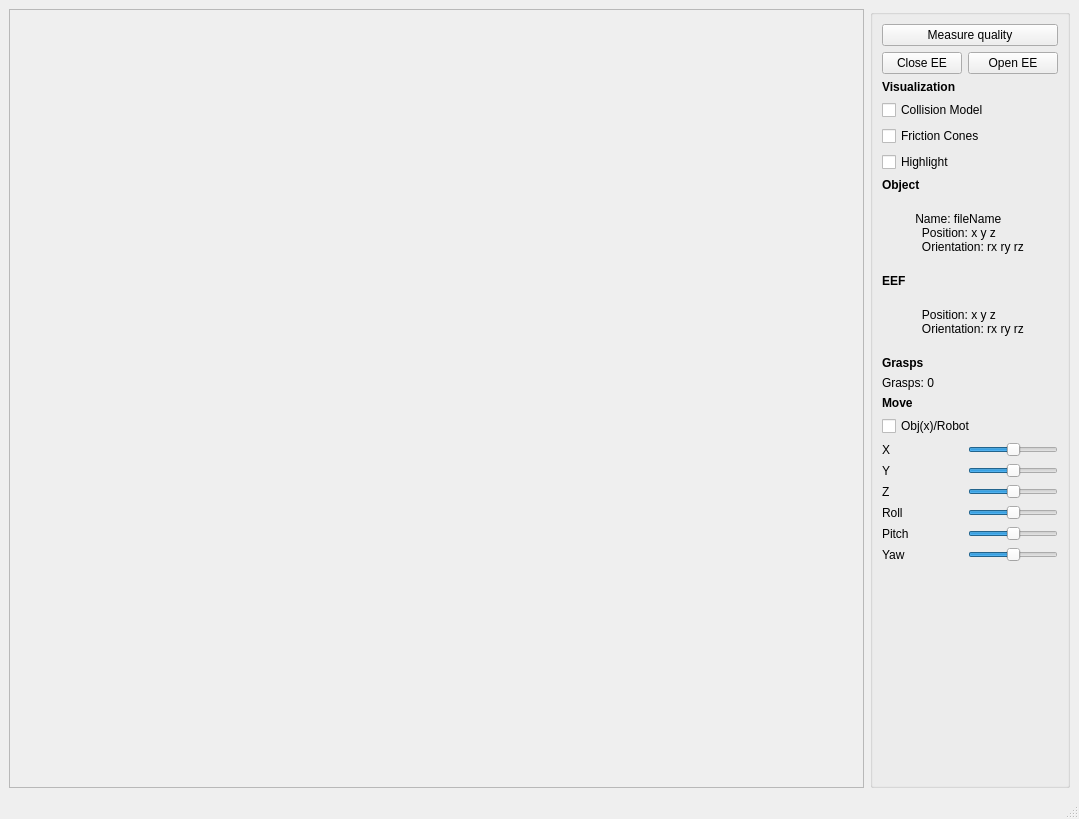
nachoh8/active-grasping, file Grasp/utils/GraspPlanner.ui: the form before one commit.
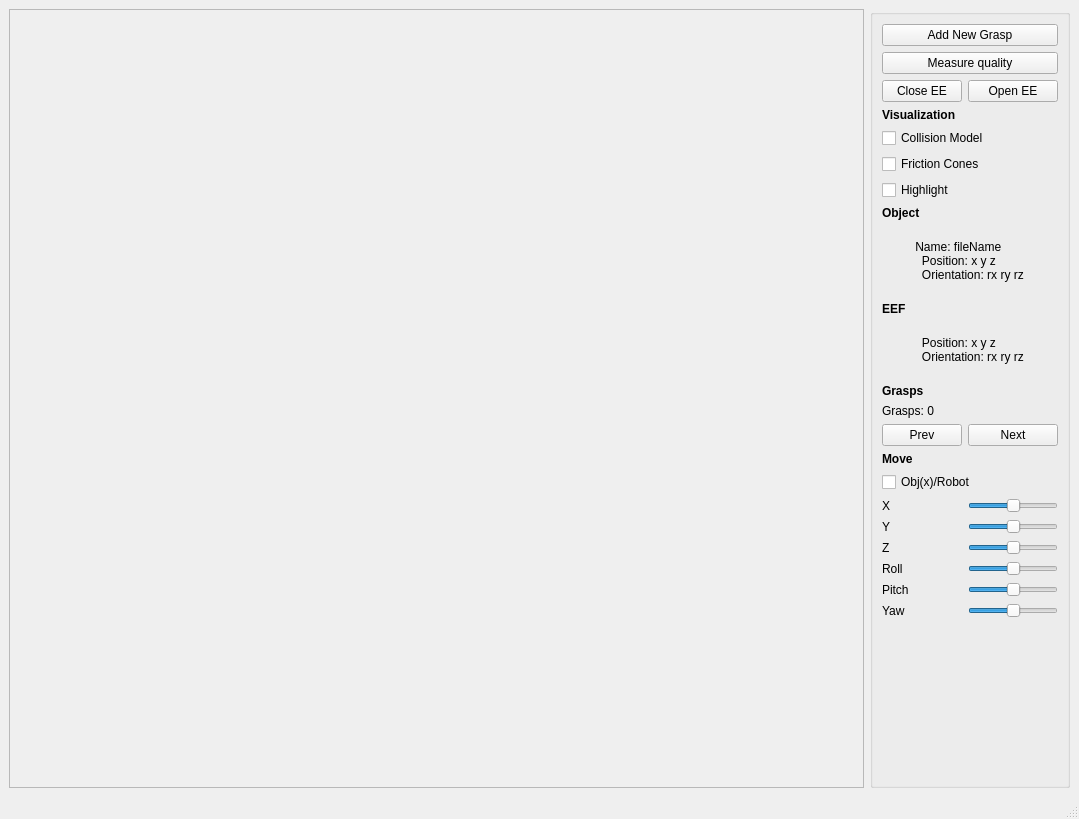
The form after the commit.

Commit message: collision bug fixed, visualize multiple grasps

What changed in the file:
```diff
--- a/Grasp/utils/GraspPlanner.ui
+++ b/Grasp/utils/GraspPlanner.ui
@@ -37,6 +37,20 @@
        <string/>
       </property>
       <layout class="QGridLayout" name="gridLayout_2">
+        <item row="2" column="0" colspan="2">
+          <widget class="QPushButton" name="pushButtonAddGrasp">
+          <property name="text">
+            <string>Add New Grasp</string>
+          </property>
+          </widget>
+        </item>
+        <item row="3" column="0" colspan="2">
+          <widget class="QPushButton" name="pushButtonQuality">
+          <property name="text">
+            <string>Measure quality</string>
+          </property>
+          </widget>
+        </item>
        <item row="4" column="0">
         <widget class="QPushButton" name="pushButtonClose">
          <property name="text">
@@ -71,13 +85,6 @@
          </property>
         </widget>
        </item>
-       <item row="3" column="0" colspan="2">
-        <widget class="QPushButton" name="pushButtonQuality">
-         <property name="text">
-          <string>Measure quality</string>
-         </property>
-        </widget>
-       </item>
        <item row="8" column="0" colspan="2">
         <widget class="QCheckBox" name="checkBoxCones">
          <property name="text">
@@ -168,22 +175,37 @@
          </property>
         </widget>
        </item>
+
+       <item row="17" column="0">
+        <widget class="QPushButton" name="pushButtonPrevGrasp">
+         <property name="text">
+          <string>Prev</string>
+         </property>
+        </widget>
+       </item>
+       <item row="17" column="1">
+        <widget class="QPushButton" name="pushButtonNextGrasp">
+         <property name="text">
+          <string>Next</string>
+         </property>
+        </widget>
+       </item>
       
-      <item row="17" column="0" colspan="2">
-        <widget class="QLabel" name="label_10">
-         <property name="font">
-          <font>
-           <weight>75</weight>
-           <bold>true</bold>
-          </font>
-         </property>
-         <property name="text">
-          <string>Move</string>
-         </property>
-        </widget>
-      </item>
-
       <item row="18" column="0" colspan="2">
+        <widget class="QLabel" name="label_10">
+         <property name="font">
+          <font>
+           <weight>75</weight>
+           <bold>true</bold>
+          </font>
+         </property>
+         <property name="text">
+          <string>Move</string>
+         </property>
+        </widget>
+      </item>
+
+      <item row="19" column="0" colspan="2">
         <widget class="QCheckBox" name="checkBoxMove">
          <property name="text">
           <string>Obj(x)/Robot</string>
@@ -191,7 +213,7 @@
         </widget>
        </item>
 
-      <item row="19" column="0">
+      <item row="20" column="0">
         <widget class="QLabel" name="objSliderXLabel">
           <property name="geometry">
             <rect>
@@ -206,7 +228,7 @@
           </property>
         </widget>
       </item>
-      <item row="19" column="1">
+      <item row="20" column="1">
         <widget class="QSlider" name="objSliderX">
           <property name="geometry">
             <rect>
@@ -227,7 +249,7 @@
           </property>
         </widget>
       </item>
-      <item row="20" column="0">
+      <item row="21" column="0">
         <widget class="QLabel" name="objSliderYLabel">
           <property name="geometry">
             <rect>
@@ -242,7 +264,7 @@
           </property>
         </widget>
       </item>
-      <item row="20" column="1">
+      <item row="21" column="1">
         <widget class="QSlider" name="objSliderY">
           <property name="geometry">
             <rect>
@@ -263,7 +285,7 @@
           </property>
         </widget>
       </item>
-      <item row="21" column="0">
+      <item row="22" column="0">
         <widget class="QLabel" name="objSliderZLabel">
           <property name="geometry">
             <rect>
@@ -278,7 +300,7 @@
           </property>
         </widget>
       </item>
-      <item row="21" column="1">
+      <item row="22" column="1">
         <widget class="QSlider" name="objSliderZ">
           <property name="geometry">
             <rect>
@@ -299,7 +321,7 @@
           </property>
         </widget>
       </item>
-      <item row="22" column="0">
+      <item row="23" column="0">
         <widget class="QLabel" name="objSliderRXLabel">
           <property name="geometry">
             <rect>
@@ -314,7 +336,7 @@
           </property>
         </widget>
       </item>
-      <item row="22" column="1">
+      <item row="23" column="1">
         <widget class="QSlider" name="objSliderRX">
           <property name="geometry">
             <rect>
@@ -335,7 +357,7 @@
           </property>
         </widget>
       </item>
-      <item row="23" column="0">
+      <item row="24" column="0">
         <widget class="QLabel" name="objSliderRYLabel">
           <property name="geometry">
             <rect>
@@ -350,7 +372,7 @@
           </property>
         </widget>
       </item>
-      <item row="23" column="1">
+      <item row="24" column="1">
         <widget class="QSlider" name="objSliderRY">
           <property name="geometry">
             <rect>
@@ -371,7 +393,7 @@
           </property>
         </widget>
       </item>
-      <item row="24" column="0">
+      <item row="25" column="0">
         <widget class="QLabel" name="objSliderRZLabel">
           <property name="geometry">
             <rect>
@@ -386,7 +408,7 @@
           </property>
         </widget>
       </item>
-      <item row="24" column="1">
+      <item row="25" column="1">
         <widget class="QSlider" name="objSliderRZ">
           <property name="geometry">
             <rect>
```
The commit also changes 10 other files.
